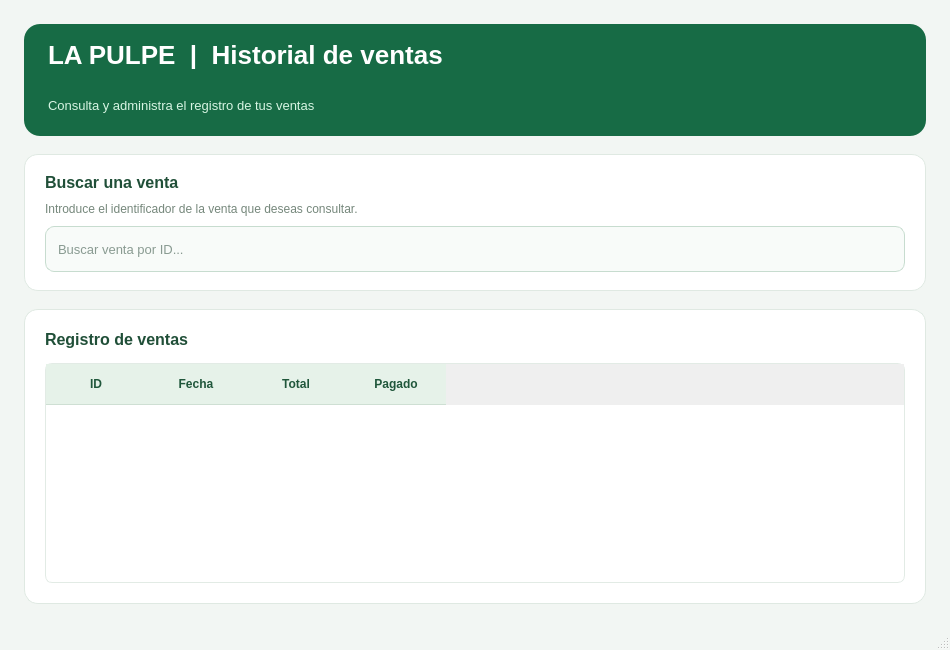
First picture: the form in LaPulpe_Area3_Qt(1)/LaPulpe_Area3_Qt(1)/VentanaHistorial.ui, repository YirethLM/ProyectoLaPulpe, before the edit.
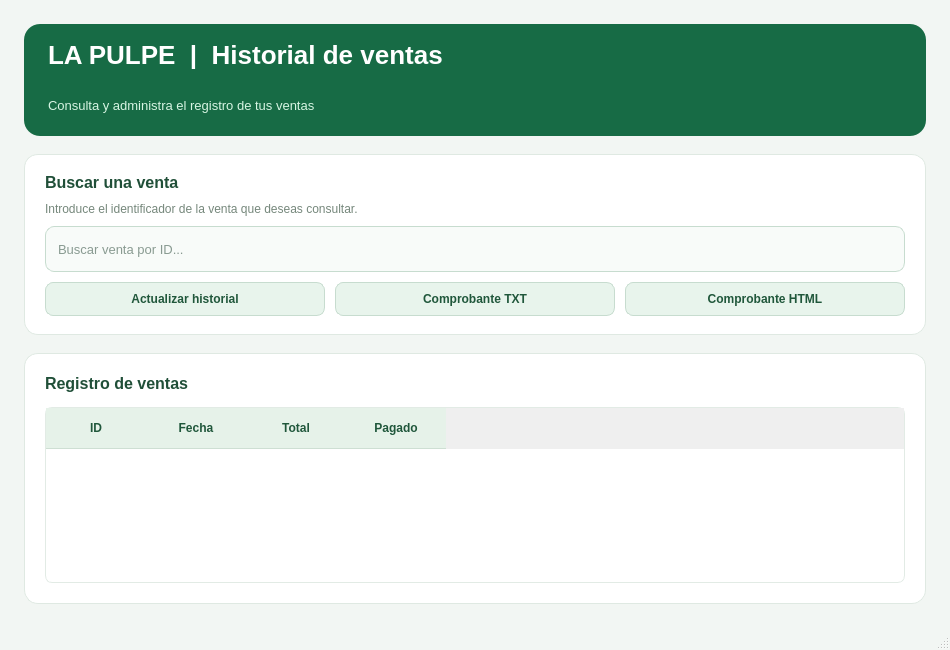
Second picture: the form after the edit.

Commit message: Completar Area 3: historial y comprobantes TXT/HTML att:joz1303

The edit to the form file:
```diff
--- a/LaPulpe_Area3_Qt(1)/LaPulpe_Area3_Qt(1)/VentanaHistorial.ui
+++ b/LaPulpe_Area3_Qt(1)/LaPulpe_Area3_Qt(1)/VentanaHistorial.ui
@@ -76,6 +76,23 @@
 				background-color: #FFFFFF;
 				}
 
+				QPushButton {
+				background-color: #E8F4EC;
+				color: #20573B;
+				border: 1px solid #C7DCCF;
+				border-radius: 8px;
+				padding: 9px 14px;
+				font-weight: bold;
+				}
+
+				QPushButton:hover {
+				background-color: #D7EEDF;
+				}
+
+				QPushButton:pressed {
+				background-color: #CBEAD7;
+				}
+
 				QTableWidget#tablaHistorial {
 				background-color: #FFFFFF;
 				alternate-background-color: #F3F9F5;
@@ -212,6 +229,35 @@
 									</property>
 								</widget>
 							</item>
+
+							<item>
+								<layout class="QHBoxLayout" name="layoutAcciones">
+									<property name="spacing">
+										<number>10</number>
+									</property>
+									<item>
+										<widget class="QPushButton" name="botonActualizar">
+											<property name="text">
+												<string>Actualizar historial</string>
+											</property>
+										</widget>
+									</item>
+									<item>
+										<widget class="QPushButton" name="botonTicketTxt">
+											<property name="text">
+												<string>Comprobante TXT</string>
+											</property>
+										</widget>
+									</item>
+									<item>
+										<widget class="QPushButton" name="botonTicketHtml">
+											<property name="text">
+												<string>Comprobante HTML</string>
+											</property>
+										</widget>
+									</item>
+								</layout>
+							</item>
 						</layout>
 					</widget>
 				</item>
```
The commit also changes 4 other files.
